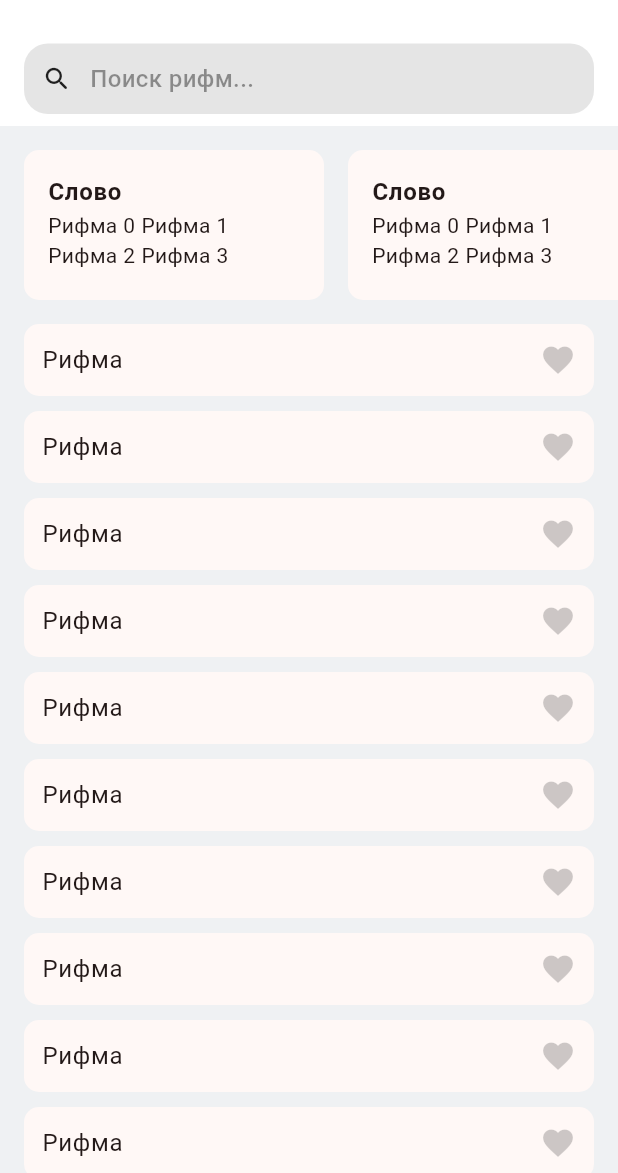
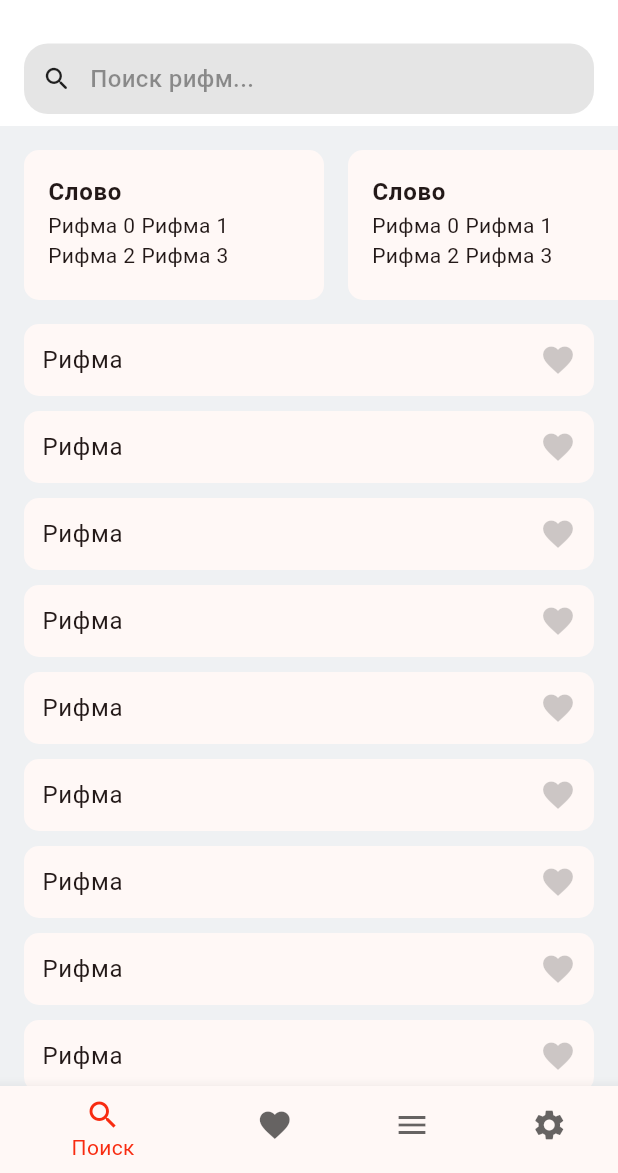
Before and after one commit to adilet3401/rhymer, a Flutter app: the screen it shows after launch, after a tap on the "favorite" icon, on a phone screen of 412 x 824 dp, the part 63-1236 px from its top. Run offline on Flutter 3.47's test engine with Material 3 defaults, Android fonts, the phone set to English and light mode, and no system bars.

```diff
--- a/lib/main.dart
+++ b/lib/main.dart
@@ -24,13 +24,65 @@ class MyApp extends StatelessWidget {
 } //gg
 //sdfsadfasdfasdf
 
-class HomeScreen extends StatelessWidget {
+class HomeScreen extends StatefulWidget {
   const HomeScreen({super.key});
 
   @override
+  State<HomeScreen> createState() => _HomeScreenState();
+}
+
+class _HomeScreenState extends State<HomeScreen> {
+  var _selectedPageIndex = 0;
+  final _pageController = PageController();
+
+  @override
   Widget build(BuildContext context) {
+    final theme = Theme.of(context);
     return Scaffold(
-      body: CustomScrollView(
+      body: PageView(
+        controller: _pageController,
+        onPageChanged: (value) {
+          setState(() => _selectedPageIndex = value);
+        },
+        children: [SearchScreen(), Scaffold(), Scaffold(), Scaffold()],
+      ),
+      bottomNavigationBar: BottomNavigationBar(
+        selectedItemColor: theme.primaryColor,
+        unselectedItemColor: theme.hintColor,
+        onTap: _openPage,
+        currentIndex: _selectedPageIndex,
+        items: const [
+          BottomNavigationBarItem(icon: Icon(Icons.search), label: 'Поиск'),
+          BottomNavigationBarItem(
+            icon: Icon(Icons.favorite),
+            label: 'Избранные',
+          ),
+          BottomNavigationBarItem(icon: Icon(Icons.menu), label: 'Стихи'),
+          BottomNavigationBarItem(
+            icon: Icon(Icons.settings),
+            label: 'Настройки',
+          ),
+        ],
+      ),
+    );
+  }
+
+  void _openPage(int index) {
+    setState(() => _selectedPageIndex = index);
+    _pageController.animateToPage(
+      index,
+      duration: Duration(milliseconds: 300),
+      curve: Curves.bounceInOut,
+    );
+  }
+}
+
+class SearchScreen extends StatelessWidget {
+  const SearchScreen({super.key});
+
+  @override
+  Widget build(BuildContext context) {
+    return CustomScrollView(
       slivers: [
         const SliverAppBar(
           pinned: true,
@@ -64,7 +116,6 @@ class HomeScreen extends StatelessWidget {
         SliverToBoxAdapter(child: SizedBox(height: 16)),
         SliverList.builder(itemBuilder: (context, index) => RhymeListCard()),
       ],
-      ),
     );
   }
 }
--- a/pubspec.yaml
+++ b/pubspec.yaml
@@ -34,6 +34,7 @@ dependencies:
   # The following adds the Cupertino Icons font to your application.
   # Use with the CupertinoIcons class for iOS style icons.
   cupertino_icons: ^1.0.8
+  auto_route: ^10.0.1
 
 dev_dependencies:
   flutter_test:
```
Also changed, not shown: pubspec.lock. Lines whose indentation alone changed are shown as unchanged.
